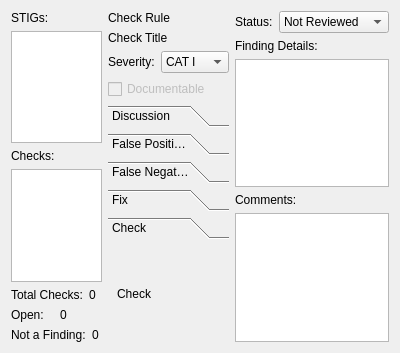
This is assetview.ui in squinky86/STIGQter as Qt 5 draws it before an edit. The edited form follows.
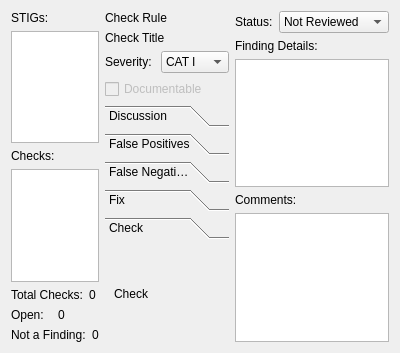
This is the edited form.

Commit message: resize; prepare for pre-alpha2

What changed in the file:
```diff
--- a/assetview.ui
+++ b/assetview.ui
@@ -13,7 +13,7 @@
   <property name="windowTitle">
    <string>Form</string>
   </property>
-  <layout class="QHBoxLayout" name="horizontalLayout_6">
+  <layout class="QHBoxLayout" name="horizontalLayout_6" stretch="1,3,2">
    <item>
     <layout class="QVBoxLayout" name="col1">
      <item>
@@ -274,7 +274,7 @@
          <rect>
           <x>0</x>
           <y>0</y>
-          <width>113</width>
+          <width>146</width>
           <height>109</height>
          </rect>
         </property>
```
Left out of the diff: 8 changed lines with no effect on the pictures.
